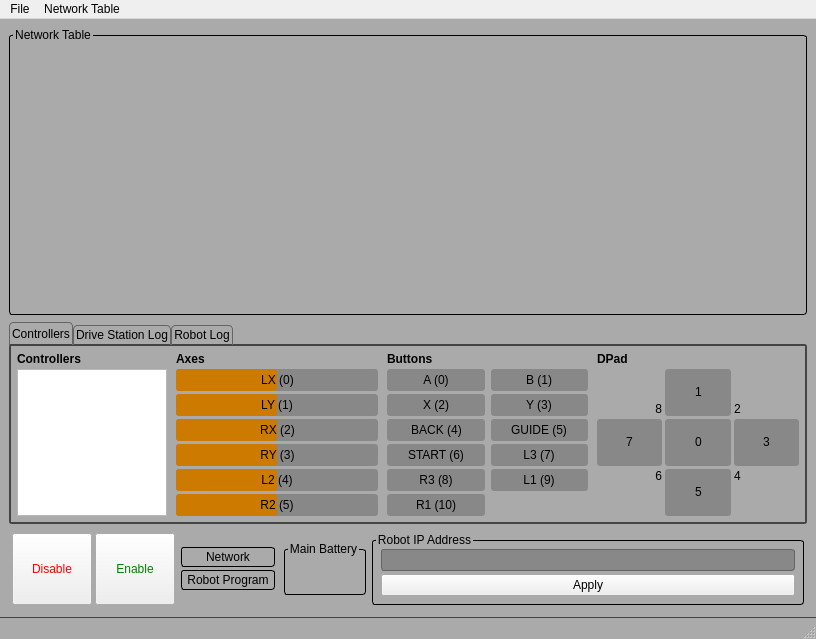
Old version of the form ui/drive_station.ui in the repository ArPiRobot/ArPiRobot-DriveStation.
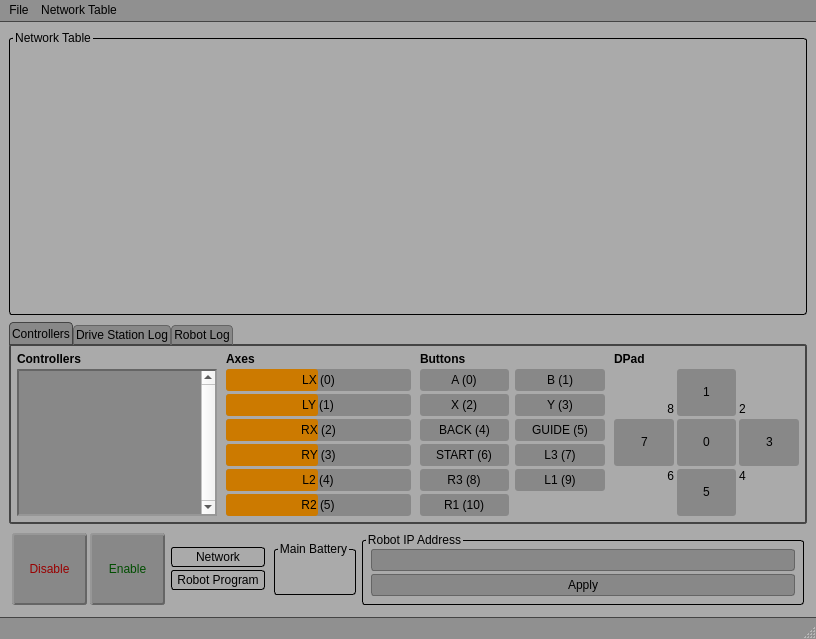
New version of the form. Icons and pictures are not drawn.

Patch:
```diff
--- a/ui/drive_station.ui
+++ b/ui/drive_station.ui
@@ -22,9 +22,40 @@
 	background-color: #AAAAAA;
 }
 
+.QMenuBar{
+	background-color: #909090;
+    border-bottom: 1px solid #444444;
+}
+
+.QMenu{
+	color: #000000;
+	background-color: #909090;
+}
+
+.QMenu::item{
+    color: #000000;
+	background-color: #909090;
+}
+
+.QMenu::item:selected{
+	background-color: #cc7a00;
+}
+
+.QMenuBar::item {
+    padding: 3px;
+    padding-bottom: 4px;
+    background: transparent;
+    border-bottom: 1px solid #444444;
+}
+
+.QMenuBar::item:selected {
+    padding-bottom: 3px;
+    border-bottom: 2px solid #cc7a00;
+}
+
 .QStatusBar{
     border-top: 1px solid #444444;
-    background-color: #AAAAAA;
+    background-color: #909090;
 }
 
 .QLineEdit{
@@ -71,9 +102,7 @@
     top: 1px;
 }
 QTabBar::tab {
-    background: qlineargradient(x1: 0, y1: 0, x2: 0, y2: 1,
-                                stop: 0 #A1A1A1, stop: 0.4 #9D9D9D,
-                                stop: 0.5 #989898, stop: 1.0 #939393);
+    background-color: #888888;
     border: 1px solid #656565;
     border-bottom-color: #444444;
     border-bottom-width: 1px;
@@ -83,20 +112,42 @@
     padding: 2px;
 }
 
-QTabBar::tab:hover,  QTabBar::tab:selected {
-    background: qlineargradient(x1: 0, y1: 0, x2: 0, y2: 1,
-                                stop: 0 #AAAAAA, stop: 0.4 #A4A4A4,
-                                stop: 0.5 #9F9F9F, stop: 1.0 #AAAAAA);
+QTabBar::tab:hover {
+    background-color: #929292;
 }
-
 QTabBar::tab:selected {
-    border-color: #656565;
-    border-bottom-color: #444444;
+    border-color: #444444;
+    background-color: #888888;
 }
 
 QTabBar::tab:!selected {
     margin-top: 3px;
 }
+
+QPushButton{
+	color: #000000;
+    background-color: #888888;
+    border: 1px solid #656565;
+    border-radius: 3px;
+    padding-left: 5px;
+    padding-right: 5px;
+    padding-top: 3px;
+    padding-bottom: 3px;
+}
+
+QPushButton:hover {
+    background-color: #929292;
+}
+
+QPushButton:pressed, QPushButton:checked {
+    background-color: #757575;
+}
+
+.QListWidget, .QListView{
+    color: #000000;
+    background-color: #888888;
+    border: 2px inset #656565;
+}
 </string>
   </property>
   <widget class="QWidget" name="centralwidget">
@@ -194,7 +245,7 @@
             </widget>
            </item>
            <item>
-            <widget class="QListView" name="lstControllers">
+            <widget class="QListWidget" name="lstControllers">
              <property name="sizePolicy">
               <sizepolicy hsizetype="Minimum" vsizetype="Expanding">
                <horstretch>0</horstretch>
@@ -203,10 +254,16 @@
              </property>
              <property name="minimumSize">
               <size>
-               <width>150</width>
+               <width>200</width>
                <height>0</height>
               </size>
              </property>
+             <property name="verticalScrollBarPolicy">
+              <enum>Qt::ScrollBarAlwaysOn</enum>
+             </property>
+             <property name="horizontalScrollBarPolicy">
+              <enum>Qt::ScrollBarAlwaysOff</enum>
+             </property>
              <property name="sizeAdjustPolicy">
               <enum>QAbstractScrollArea::AdjustToContents</enum>
              </property>
@@ -1137,10 +1194,29 @@
               <verstretch>0</verstretch>
              </sizepolicy>
             </property>
+            <property name="minimumSize">
+             <size>
+              <width>75</width>
+              <height>0</height>
+             </size>
+            </property>
             <property name="styleSheet">
              <string notr="true">QPushButton#btnDisable{
-	color: red;
-}</string>
+	color: #990000;
+    border-style: outset;
+    border-width: 2px;
+    background-color: #888888;
+}
+
+QPushButton:hover#btnDisable{
+    background-color: #888888;
+}
+
+QPushButton:checked#btnDisable{
+	border-style: inset;
+    background-color: #757575;
+}
+</string>
             </property>
             <property name="text">
              <string>Disable</string>
@@ -1164,10 +1240,29 @@
               <verstretch>0</verstretch>
              </sizepolicy>
             </property>
+            <property name="minimumSize">
+             <size>
+              <width>75</width>
+              <height>0</height>
+             </size>
+            </property>
             <property name="styleSheet">
              <string notr="true">QPushButton#btnEnable{
-	color: green;
-}</string>
+	color: #004d00;
+    border-style: outset;
+    border-width: 2px;
+    background-color: #888888;
+}
+
+QPushButton:hover#btnEnable{
+    background-color: #888888;
+}
+
+QPushButton:checked#btnEnable{
+	border-style: inset;
+    background-color: #757575;
+}
+</string>
             </property>
             <property name="text">
              <string>Enable</string>
@@ -1468,7 +1563,7 @@
      <x>0</x>
      <y>0</y>
      <width>816</width>
-     <height>21</height>
+     <height>22</height>
     </rect>
    </property>
    <widget class="QMenu" name="menuFile">
```
Left out of the diff: 2 changed lines with no effect on the pictures.
